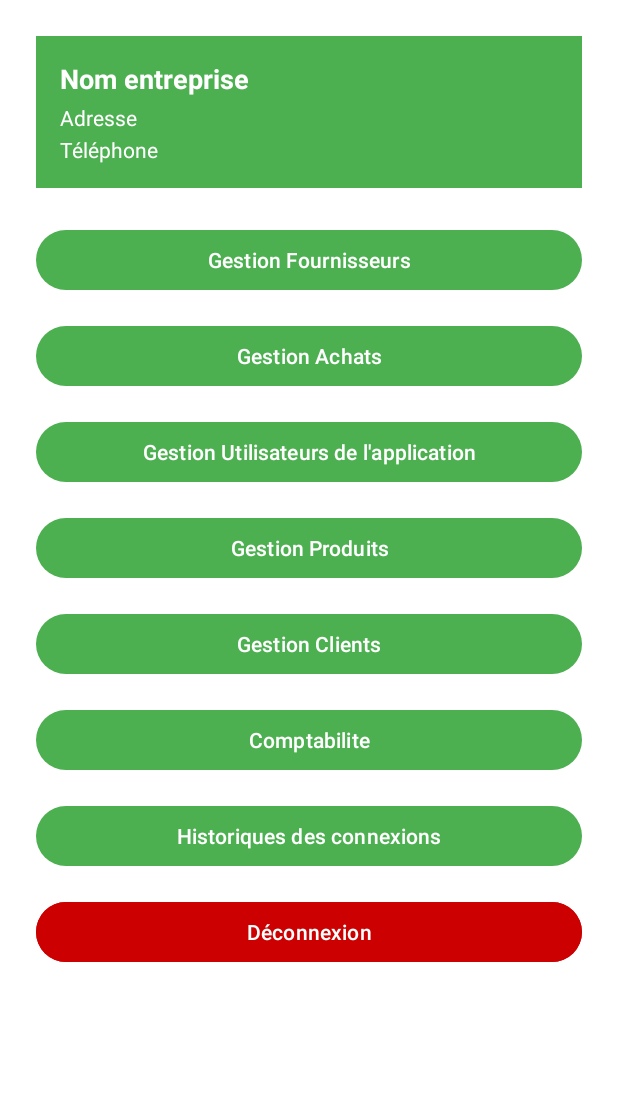
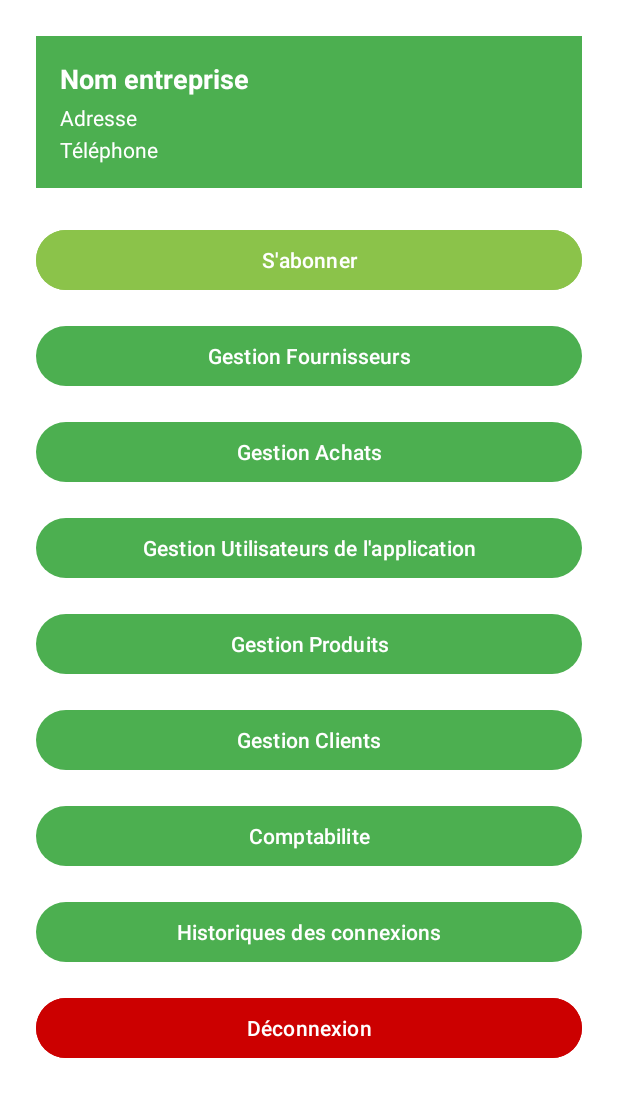
Before and after one commit to papis301/SAMACAISSEANDROID, an Android app built with Jetpack Compose: the layout activity_admin_interface.xml on its own in the app's theme, with its tools: preview values and no code run, on a phone screen of 412 x 824 dp. Shown: the top 1097 px of the screen. Run offline under Robolectric (Android 15) with nearby library versions, the phone set to English and light mode, and no system bars.

```diff
--- a/app/build.gradle.kts
+++ b/app/build.gradle.kts
@@ -4,6 +4,7 @@ plugins {
     alias(libs.plugins.android.application)
     alias(libs.plugins.kotlin.android)
     alias(libs.plugins.kotlin.compose)
+    alias(libs.plugins.google.gms.google.services)
 }
 
 android {
@@ -57,6 +58,7 @@ dependencies {
     implementation(libs.androidx.material3)
     implementation(libs.ads.mobile.sdk)
     implementation(libs.androidx.navigation.runtime.android)
+    implementation(libs.firebase.firestore)
     testImplementation(libs.junit)
     androidTestImplementation(libs.androidx.junit)
     androidTestImplementation(libs.androidx.espresso.core)
@@ -67,5 +69,8 @@ dependencies {
     debugImplementation(libs.androidx.ui.test.manifest)
     implementation(libs.coil.compose)
     implementation (libs.androidx.navigation.compose)
+    implementation platform("com.google.firebase:firebase-bom:33.5.1") // dernier BOM
+    implementation (com.google.firebase:firebase-firestore'
+    implementation 'com.google.firebase:firebase-analytics'
 
 }
--- a/app/src/main/AndroidManifest.xml
+++ b/app/src/main/AndroidManifest.xml
@@ -6,6 +6,8 @@
     <uses-permission android:name="android.permission.BLUETOOTH_ADMIN" />
     <uses-permission android:name="android.permission.BLUETOOTH_CONNECT" />
     <uses-permission android:name="android.permission.BLUETOOTH_SCAN" />
+    <uses-permission android:name="android.permission.INTERNET"/>
+
     <uses-permission
         android:name="android.permission.ACCESS_FINE_LOCATION"
         tools:ignore="CoarseFineLocation" />
--- a/app/src/main/res/layout/activity_admin_interface.xml
+++ b/app/src/main/res/layout/activity_admin_interface.xml
@@ -51,6 +51,15 @@
 
         <!-- Boutons existants -->
         <Button
+            android:id="@+id/btnSubscribe"
+            android:layout_width="match_parent"
+            android:layout_height="wrap_content"
+            android:text="S'abonner"
+            android:backgroundTint="@color/colorSecondary"
+            android:textColor="@android:color/white"
+            android:layout_marginBottom="16dp" />
+
+        <Button
             android:id="@+id/btnfournisseu"
             android:layout_width="match_parent"
             android:layout_height="wrap_content"
@@ -99,6 +108,8 @@
             android:text="Historiques des connexions"
             android:layout_marginBottom="16dp" />
 
+
+
         <Button
             android:id="@+id/btnLogout"
             android:layout_width="match_parent"
--- a/build.gradle.kts
+++ b/build.gradle.kts
@@ -3,4 +3,5 @@ plugins {
     alias(libs.plugins.android.application) apply false
     alias(libs.plugins.kotlin.android) apply false
     alias(libs.plugins.kotlin.compose) apply false
+    alias(libs.plugins.google.gms.google.services) apply false
 }
--- a/gradle/libs.versions.toml
+++ b/gradle/libs.versions.toml
@@ -17,6 +17,8 @@ composeBom = "2024.09.00"
 adsMobileSdk = "0.18.0-beta01"
 navigationCompose = "2.9.3"
 navigationRuntimeAndroid = "2.9.3"
+googleGmsGoogleServices = "4.4.3"
+firebaseFirestore = "26.0.0"
 
 [libraries]
 androidx-core-ktx = { group = "androidx.core", name = "core-ktx", version.ref = "coreKtx" }
@@ -42,8 +44,10 @@ androidx-ui-test-junit4 = { group = "androidx.compose.ui", name = "ui-test-junit
 androidx-material3 = { group = "androidx.compose.material3", name = "material3" }
 ads-mobile-sdk = { group = "com.google.android.libraries.ads.mobile.sdk", name = "ads-mobile-sdk", version.ref = "adsMobileSdk" }
 androidx-navigation-runtime-android = { group = "androidx.navigation", name = "navigation-runtime-android", version.ref = "navigationRuntimeAndroid" }
+firebase-firestore = { group = "com.google.firebase", name = "firebase-firestore", version.ref = "firebaseFirestore" }
 
 [plugins]
 android-application = { id = "com.android.application", version.ref = "agp" }
 kotlin-android = { id = "org.jetbrains.kotlin.android", version.ref = "kotlin" }
 kotlin-compose = { id = "org.jetbrains.kotlin.plugin.compose", version.ref = "kotlin" }
+google-gms-google-services = { id = "com.google.gms.google-services", version.ref = "googleGmsGoogleServices" }
```
Also changed, not shown: app/src/main/java/com/pisco/samacaisseandroid/java/AdminInterfaceActivity.java (+44 -1 lines), 1 other file.
